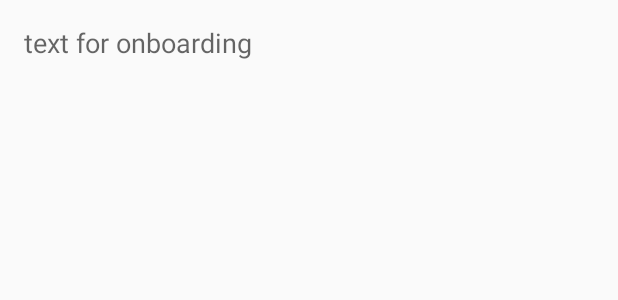
After one commit to Notificare/notificare-android-hybrid, an Android app: the layout fragment_onboarding.xml on its own in the app's theme, with its tools: preview values and no code run, on a phone screen of 412 x 824 dp. The commit adds this screen. Shown: the top 300 px of the screen. Run offline under Robolectric (Android 15) with nearby library versions, the phone set to English and light mode, and no system bars.

Commit message:
added splash activity to control onboarding and main activity, added onboarding view pager, updated notificare library and other dependencies

```diff
--- /dev/null
+++ b/app/src/main/res/layout/activity_onboarding.xml
@@ -0,0 +1,5 @@
+<android.support.v4.view.ViewPager
+    xmlns:android="http://schemas.android.com/apk/res/android"
+    android:id="@+id/pager"
+    android:layout_width="match_parent"
+    android:layout_height="match_parent" />
--- /dev/null
+++ b/app/src/main/res/layout/fragment_onboarding.xml
@@ -0,0 +1,12 @@
+<ScrollView xmlns:android="http://schemas.android.com/apk/res/android"
+    android:id="@+id/content"
+    android:layout_width="match_parent"
+    android:layout_height="match_parent" >
+
+    <TextView style="?android:textAppearanceMedium"
+        android:padding="16dp"
+        android:lineSpacingMultiplier="1.2"
+        android:layout_width="match_parent"
+        android:layout_height="wrap_content"
+        android:text="@string/onboarding" />
+</ScrollView>
--- a/app/src/main/res/values/strings.xml
+++ b/app/src/main/res/values/strings.xml
@@ -2,6 +2,8 @@
     <string name="app_name">Hybrid</string>
     <string name="no_internet_label">No internet connection found</string>
     <string name="loader">Loading...</string>
+
+    <string name="onboarding">text for onboarding</string>
 
     <string name="title_settings">Settings</string>
     <string name="settings_section_title_general">Notification Settings</string>
@@ -30,4 +32,7 @@
 
     <string name="your_subject">Write a subject</string>
     <string name="your_message">Write a message</string>
+
+    <!-- TODO: Remove or change this placeholder text -->
+    <string name="hello_blank_fragment">Hello blank fragment</string>
 </resources>
```
Also changed, not shown: app/build.gradle (+5 -3 lines), app/src/main/AndroidManifest.xml (+18 -2 lines), app/src/main/java/re/notifica/hybrid/OnboardingActivity.java (added, +74 -0 lines), app/src/main/java/re/notifica/hybrid/OnboardingFragment.java (added, +24 -0 lines), app/src/main/java/re/notifica/hybrid/SplashActivity.java (added, +49 -0 lines), app/src/main/res/layout/activity_splash.xml (added, +16 -0 lines), app/src/main/res/drawable/logo.png (added).
